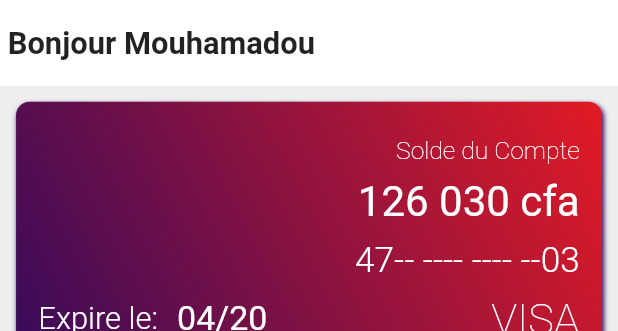
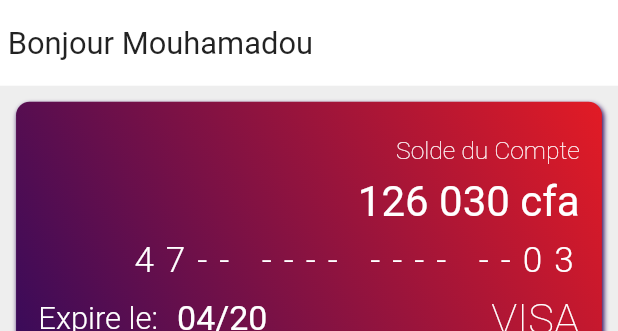
Before and after one commit to tonux/postcash, a Flutter app: the screen it shows after launch, on a phone screen of 412 x 824 dp, the part 59-390 px from its top. Run offline on Flutter 3.47's test engine with Material 2 defaults, Android fonts, the phone set to English and light mode, and no system bars; drawn by our look-alikes of dotted_border; network calls fail.

Commit message:
update code

```diff
--- a/lib/main.dart
+++ b/lib/main.dart
@@ -73,7 +73,7 @@ class _HomePageState extends State<HomePage> {
                   Text(
                     ' Bonjour Mouhamadou',
                     style: TextStyle(
-                        fontWeight: FontWeight.bold, fontSize: width * 0.05),
+                        fontWeight: FontWeight.w400, fontSize: width * 0.05),
                   ),
                   SizedBox(
                     height: height * 0.02,
@@ -132,7 +132,8 @@ class _HomePageState extends State<HomePage> {
                                         style: TextStyle(
                                             color: Colors.white,
                                             fontSize: width * 0.057,
-                                            fontWeight: FontWeight.w300),
+                                            fontWeight: FontWeight.w300,
+                                            letterSpacing: width * 0.0193),
                                       ),
                                       SizedBox(
                                         height: height * 0.01,
```
